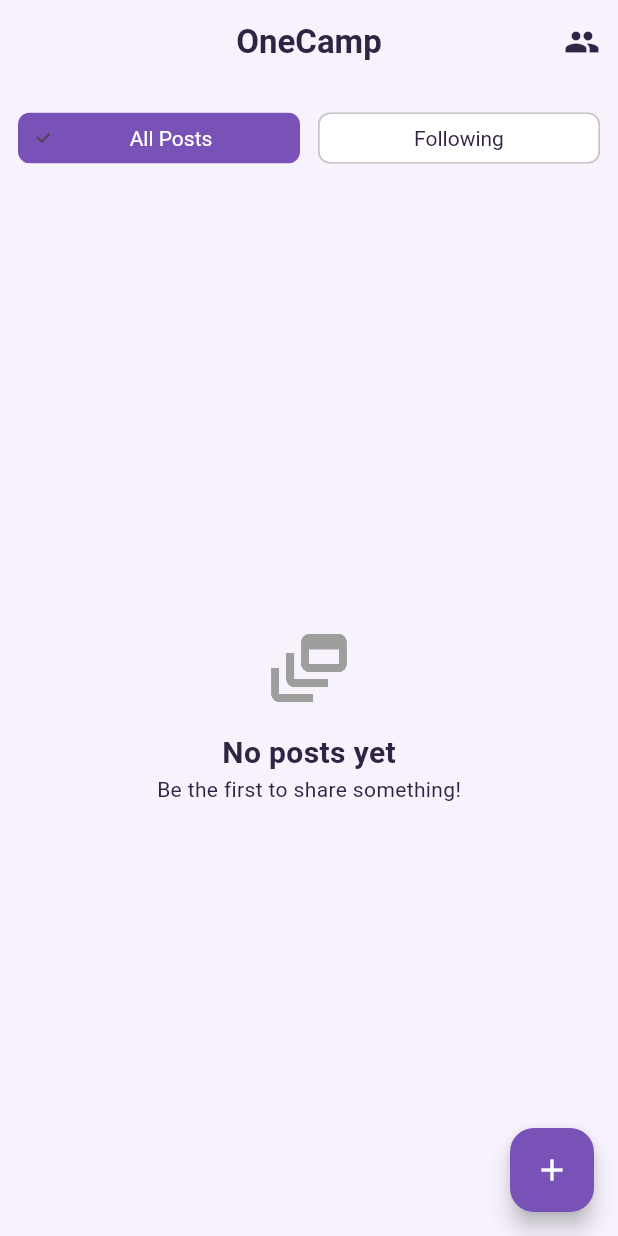
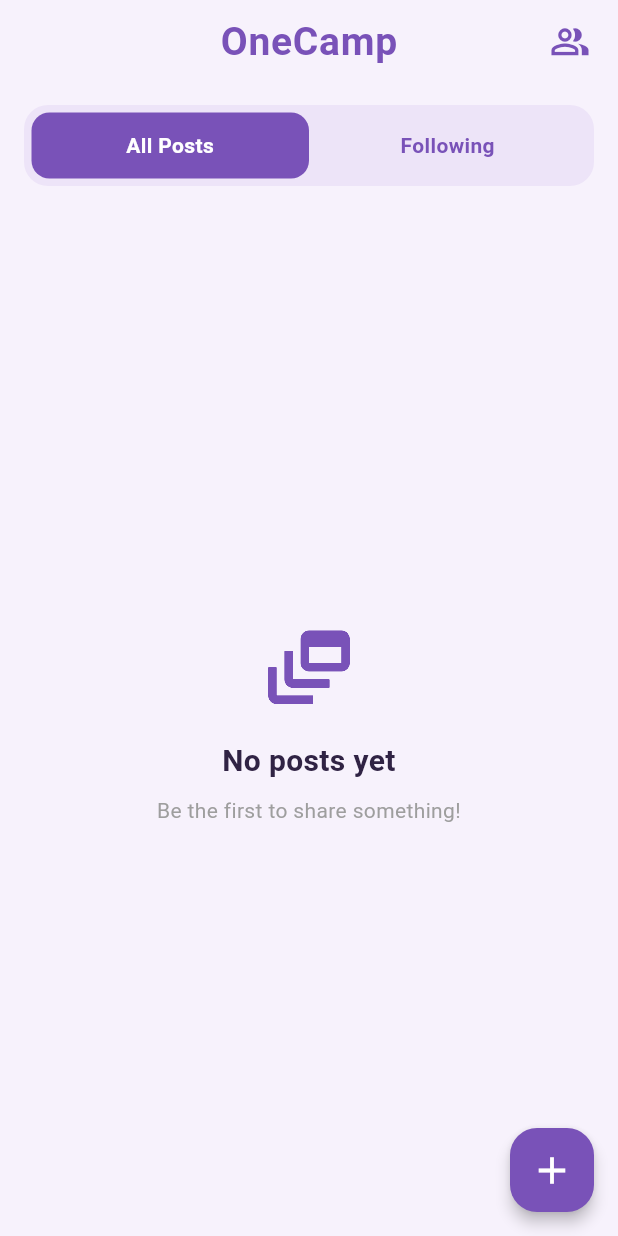
Before and after one commit to Arankan05/onecamp, a Flutter app: the FeedScreen screen opened directly, on a phone screen of 412 x 824 dp. Run offline on Flutter 3.47's test engine with Material 3 defaults, Android fonts, the phone set to English and light mode, and no system bars; our stand-ins replace cloud_firestore, firebase_auth, firebase_core, image_picker; accounts and stored records are empty.

Commit message:
new ui update

```diff
--- a/lib/features/feed/screens/feed_screen.dart
+++ b/lib/features/feed/screens/feed_screen.dart
@@ -21,6 +21,12 @@ class _FeedScreenState extends State<FeedScreen> {
 
   bool _showFollowing = false;
 
+  static const Color primaryPurple = Color(0xFF7952B8);
+  static const Color lightLavender = Color(0xFFEDE4F8);
+  static const Color backgroundLavender = Color(0xFFF7F2FC);
+  static const Color darkText = Color(0xFF302344);
+  static const Color borderLavender = Color(0xFFE9DDF8);
+
   @override
   void initState() {
     super.initState();
@@ -38,29 +44,50 @@ class _FeedScreenState extends State<FeedScreen> {
   @override
   Widget build(BuildContext context) {
     return Scaffold(
+      backgroundColor: backgroundLavender,
+
+      // Create Post button
       floatingActionButton: FloatingActionButton(
+        backgroundColor: primaryPurple,
+        foregroundColor: Colors.white,
+        elevation: 4,
+        shape: RoundedRectangleBorder(borderRadius: BorderRadius.circular(18)),
         onPressed: () {
           Navigator.push(
             context,
             MaterialPageRoute(builder: (context) => const CreatePostScreen()),
           );
         },
-        child: const Icon(Icons.add),
+        child: const Icon(Icons.add, size: 30),
       ),
 
+      // AppBar
       appBar: AppBar(
+        elevation: 0,
+        backgroundColor: backgroundLavender,
+        surfaceTintColor: Colors.transparent,
         title: const Text(
           'OneCamp',
-          style: TextStyle(fontWeight: FontWeight.bold),
+          style: TextStyle(
+            fontSize: 26,
+            fontWeight: FontWeight.bold,
+            color: primaryPurple,
+            letterSpacing: 0.5,
+          ),
         ),
         actions: [
           IconButton(
-            icon: const Icon(Icons.people),
+            icon: const Icon(
+              Icons.people_alt_outlined,
+              color: primaryPurple,
+              size: 27,
+            ),
             tooltip: 'Students',
             onPressed: () {
               Navigator.pushNamed(context, '/students');
             },
           ),
+          const SizedBox(width: 8),
         ],
       ),
 
@@ -68,39 +95,73 @@ class _FeedScreenState extends State<FeedScreen> {
         children: [
           // All Posts / Following selector
           Padding(
-            padding: const EdgeInsets.all(12),
+            padding: const EdgeInsets.symmetric(horizontal: 16, vertical: 14),
+            child: Container(
+              padding: const EdgeInsets.all(5),
+              decoration: BoxDecoration(
+                color: lightLavender,
+                borderRadius: BorderRadius.circular(16),
+              ),
               child: Row(
                 children: [
                   Expanded(
-                  child: ChoiceChip(
-                    label: const Center(child: Text('All Posts')),
-                    selected: !_showFollowing,
-                    onSelected: (selected) {
-                      if (selected) {
+                    child: GestureDetector(
+                      onTap: () {
                         setState(() {
                           _showFollowing = false;
                         });
-                      }
                       },
+                      child: Container(
+                        padding: const EdgeInsets.symmetric(vertical: 12),
+                        decoration: BoxDecoration(
+                          color: !_showFollowing
+                              ? primaryPurple
+                              : Colors.transparent,
+                          borderRadius: BorderRadius.circular(12),
+                        ),
+                        child: Text(
+                          'All Posts',
+                          textAlign: TextAlign.center,
+                          style: TextStyle(
+                            fontWeight: FontWeight.w600,
+                            color: !_showFollowing
+                                ? Colors.white
+                                : primaryPurple,
                           ),
                         ),
-
-                const SizedBox(width: 12),
-
+                      ),
+                    ),
+                  ),
                   Expanded(
-                  child: ChoiceChip(
-                    label: const Center(child: Text('Following')),
-                    selected: _showFollowing,
-                    onSelected: (selected) {
-                      if (selected) {
+                    child: GestureDetector(
+                      onTap: () {
                         setState(() {
                           _showFollowing = true;
                         });
-                      }
                       },
+                      child: Container(
+                        padding: const EdgeInsets.symmetric(vertical: 12),
+                        decoration: BoxDecoration(
+                          color: _showFollowing
+                              ? primaryPurple
+                              : Colors.transparent,
+                          borderRadius: BorderRadius.circular(12),
+                        ),
+                        child: Text(
+                          'Following',
+                          textAlign: TextAlign.center,
+                          style: TextStyle(
+                            fontWeight: FontWeight.w600,
+                            color: _showFollowing
+                                ? Colors.white
+                                : primaryPurple,
+                          ),
+                        ),
+                      ),
                     ),
                   ),
                 ],
+              ),
             ),
           ),
 
@@ -141,39 +202,53 @@ class _FeedScreenState extends State<FeedScreen> {
         }
 
         if (snapshot.connectionState == ConnectionState.waiting) {
-          return const Center(child: CircularProgressIndicator());
+          return const Center(
+            child: CircularProgressIndicator(color: primaryPurple),
+          );
         }
 
         final posts = snapshot.data ?? [];
 
         if (posts.isEmpty) {
           return Center(
+            child: Padding(
+              padding: const EdgeInsets.all(24),
               child: Column(
                 mainAxisAlignment: MainAxisAlignment.center,
                 children: [
-                const Icon(Icons.dynamic_feed, size: 60, color: Colors.grey),
-                const SizedBox(height: 12),
+                  const Icon(
+                    Icons.dynamic_feed_outlined,
+                    size: 65,
+                    color: primaryPurple,
+                  ),
+                  const SizedBox(height: 16),
                   Text(
                     _showFollowing
                         ? 'No posts from followed students'
                         : 'No posts yet',
+                    textAlign: TextAlign.center,
                     style: const TextStyle(
                       fontSize: 20,
                       fontWeight: FontWeight.bold,
+                      color: darkText,
                     ),
                   ),
+                  const SizedBox(height: 8),
                   Text(
                     _showFollowing
                         ? 'Follow students to see their posts here!'
                         : 'Be the first to share something!',
+                    textAlign: TextAlign.center,
+                    style: const TextStyle(fontSize: 14, color: Colors.grey),
                   ),
                 ],
+              ),
             ),
           );
         }
 
         return ListView.builder(
-          padding: const EdgeInsets.all(12),
+          padding: const EdgeInsets.fromLTRB(12, 4, 12, 90),
           itemCount: posts.length,
           itemBuilder: (context, index) {
             return _buildPostCard(posts[index]);
@@ -188,7 +263,14 @@ class _FeedScreenState extends State<FeedScreen> {
     final user = FirebaseAuth.instance.currentUser;
 
     return Card(
-      margin: const EdgeInsets.only(bottom: 16),
+      margin: const EdgeInsets.only(bottom: 20),
+      elevation: 2,
+      shadowColor: primaryPurple..withValues(alpha: 0.12),
+      color: Colors.white,
+      shape: RoundedRectangleBorder(
+        borderRadius: BorderRadius.circular(20),
+        side: const BorderSide(color: borderLavender, width: 1),
+      ),
       clipBehavior: Clip.antiAlias,
       child: InkWell(
         onTap: () => _openPostDetails(post),
@@ -200,21 +282,33 @@ class _FeedScreenState extends State<FeedScreen> {
               // Post header
               Row(
                 children: [
-                  const CircleAvatar(child: Icon(Icons.person)),
+                  const CircleAvatar(
+                    radius: 23,
+                    backgroundColor: lightLavender,
+                    child: Icon(Icons.person, color: primaryPurple, size: 26),
+                  ),
 
-                  const SizedBox(width: 10),
+                  const SizedBox(width: 12),
 
                   Expanded(
                     child: Text(
                       'Student • ${post.authorId}',
-                      style: const TextStyle(fontWeight: FontWeight.bold),
+                      maxLines: 1,
+                      overflow: TextOverflow.ellipsis,
+                      style: const TextStyle(
+                        fontWeight: FontWeight.bold,
+                        fontSize: 14,
+                        color: darkText,
+                      ),
                     ),
                   ),
 
                   // Post options
                   PopupMenuButton<String>(
-                    icon: const Icon(Icons.more_vert),
-
+                    icon: const Icon(Icons.more_horiz, color: primaryPurple),
+                    shape: RoundedRectangleBorder(
+                      borderRadius: BorderRadius.circular(12),
+                    ),
                     onSelected: (value) async {
                       if (value == 'copy') {
                         await Clipboard.setData(
@@ -259,40 +353,36 @@ class _FeedScreenState extends State<FeedScreen> {
                         }
                       }
                     },
-
                     itemBuilder: (context) => [
-                      // Copy option for every user
                       const PopupMenuItem<String>(
                         value: 'copy',
                         child: Row(
                           children: [
-                            Icon(Icons.copy),
+                            Icon(Icons.copy, size: 19),
                             SizedBox(width: 8),
                             Text('Copy Post Text'),
                           ],
                         ),
                       ),
 
-                      // Edit option for post owner only
                       if (user?.uid == post.authorId)
                         const PopupMenuItem<String>(
                           value: 'edit',
                           child: Row(
                             children: [
-                              Icon(Icons.edit),
+                              Icon(Icons.edit, size: 19),
                               SizedBox(width: 8),
                               Text('Edit Post'),
                             ],
                           ),
                         ),
 
-                      // Delete option for post owner only
                       if (user?.uid == post.authorId)
                         const PopupMenuItem<String>(
                           value: 'delete',
                           child: Row(
                             children: [
-                              Icon(Icons.delete, color: Colors.red),
+                              Icon(Icons.delete, color: Colors.red, size: 19),
                               SizedBox(width: 8),
                               Text('Delete Post'),
                             ],
@@ -303,26 +393,44 @@ class _FeedScreenState extends State<FeedScreen> {
                 ],
               ),
 
-              const SizedBox(height: 16),
+              const SizedBox(height: 18),
 
               // Post content
-              if (post.content.isNotEmpty) Text(post.content),
+              if (post.content.isNotEmpty)
+                Text(
+                  post.content,
+                  style: const TextStyle(
+                    fontSize: 15,
+                    height: 1.5,
+                    color: darkText,
+                  ),
+                ),
 
               // Post image
               if (post.imageUrl != null && post.imageUrl!.isNotEmpty) ...[
-                const SizedBox(height: 12),
-
-                Image.network(
+                const SizedBox(height: 14),
+                ClipRRect(
+                  borderRadius: BorderRadius.circular(15),
+                  child: Image.network(
                     post.imageUrl!,
                     width: double.infinity,
                     fit: BoxFit.cover,
                     errorBuilder: (context, error, stackTrace) {
-                    return const Text('Unable to load image');
+                      return Container(
+                        height: 180,
+                        color: backgroundLavender,
+                        alignment: Alignment.center,
+                        child: const Text(
+                          'Unable to load image',
+                          style: TextStyle(color: primaryPurple),
+                        ),
+                      );
                     },
+                  ),
                 ),
               ],
 
-              const SizedBox(height: 12),
+              const SizedBox(height: 14),
 
               // Post date
               Text(
@@ -330,7 +438,11 @@ class _FeedScreenState extends State<FeedScreen> {
                 style: const TextStyle(color: Colors.grey, fontSize: 12),
               ),
 
-              const Divider(),
+              const SizedBox(height: 12),
+
+              const Divider(color: borderLavender, height: 1),
+
+              const SizedBox(height: 8),
 
               // Like count and Like button
               StreamBuilder<int>(
@@ -353,6 +465,11 @@ class _FeedScreenState extends State<FeedScreen> {
                         children: [
                           // Like button
                           TextButton.icon(
+                            style: TextButton.styleFrom(
+                              foregroundColor: isLiked
+                                  ? Colors.pink
+                                  : primaryPurple,
+                            ),
                             onPressed: user == null
                                 ? null
                                 : () async {
@@ -376,13 +493,15 @@ class _FeedScreenState extends State<FeedScreen> {
                                   },
                             icon: Icon(
                               isLiked ? Icons.favorite : Icons.favorite_border,
-                              color: isLiked ? Colors.red : null,
                             ),
                             label: Text('Like ($likeCount)'),
                           ),
 
                           // Comment button
                           TextButton.icon(
+                            style: TextButton.styleFrom(
+                              foregroundColor: primaryPurple,
+                            ),
                             onPressed: () {
                               Navigator.push(
                                 context,
@@ -392,7 +511,7 @@ class _FeedScreenState extends State<FeedScreen> {
                                 ),
                               );
                             },
-                            icon: const Icon(Icons.comment_outlined),
+                            icon: const Icon(Icons.chat_bubble_outline),
                             label: const Text('Comment'),
                           ),
                         ],
@@ -411,14 +530,10 @@ class _FeedScreenState extends State<FeedScreen> {
                   children: [
                     Text(
                       'Tap post to view details',
-                      style: TextStyle(color: Colors.deepPurple, fontSize: 12),
+                      style: TextStyle(color: primaryPurple, fontSize: 12),
                     ),
-                    SizedBox(width: 4),
-                    Icon(
-                      Icons.arrow_forward,
-                      size: 14,
-                      color: Colors.deepPurple,
-                    ),
+                    SizedBox(width: 5),
+                    Icon(Icons.arrow_forward, size: 14, color: primaryPurple),
                   ],
                 ),
               ),
--- a/lib/main.dart
+++ b/lib/main.dart
@@ -19,7 +19,7 @@ class OneCampApp extends StatelessWidget {
       title: 'OneCamp',
       theme: AppTheme.lightTheme,
       darkTheme: AppTheme.darkTheme,
-      themeMode: ThemeMode.system,
+      themeMode: ThemeMode.light,
       onGenerateRoute: AppRoutes.onGenerateRoute,
       initialRoute: AppRoutes.initial,
       debugShowCheckedModeBanner: false,
--- a/pubspec.yaml
+++ b/pubspec.yaml
@@ -36,7 +36,7 @@ dependencies:
   firebase_auth: ^5.4.1
   cloud_firestore: ^5.6.2
   firebase_storage: ^12.3.2
-  firebase_messaging: ^15.2.2
+  firebase_messaging: ^15.2.10
 
   # The following adds the Cupertino Icons font to your application.
   # Use with the CupertinoIcons class for iOS style icons.
```
Also changed, not shown: 5 other files. Lines whose indentation alone changed are shown as unchanged.
